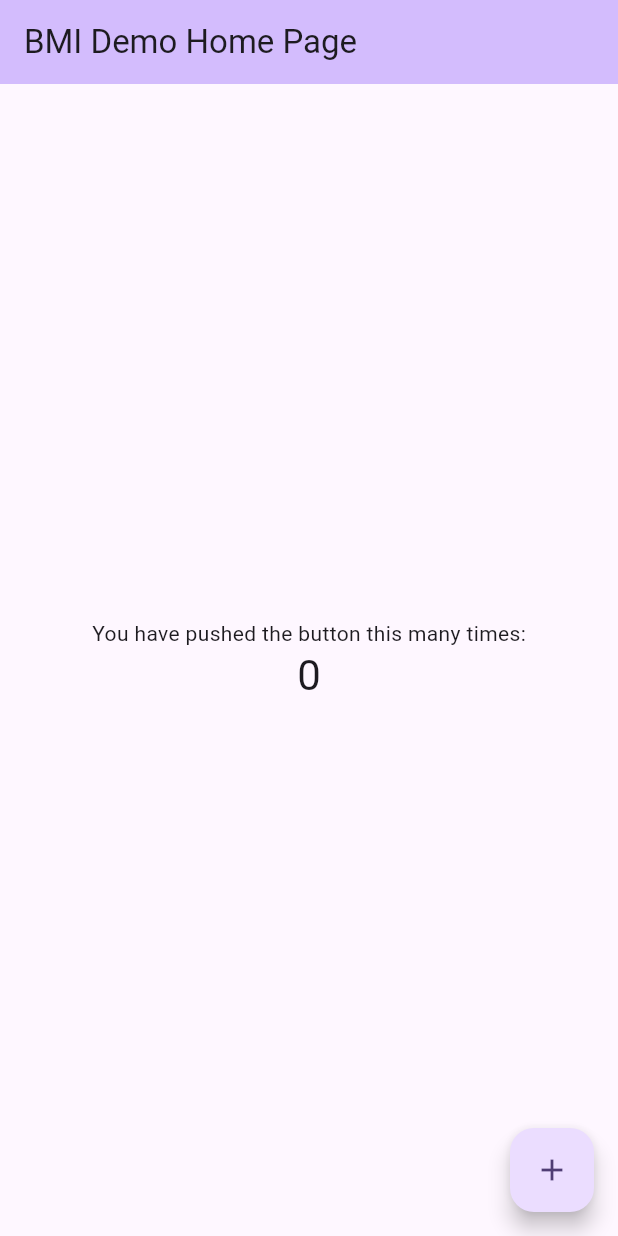
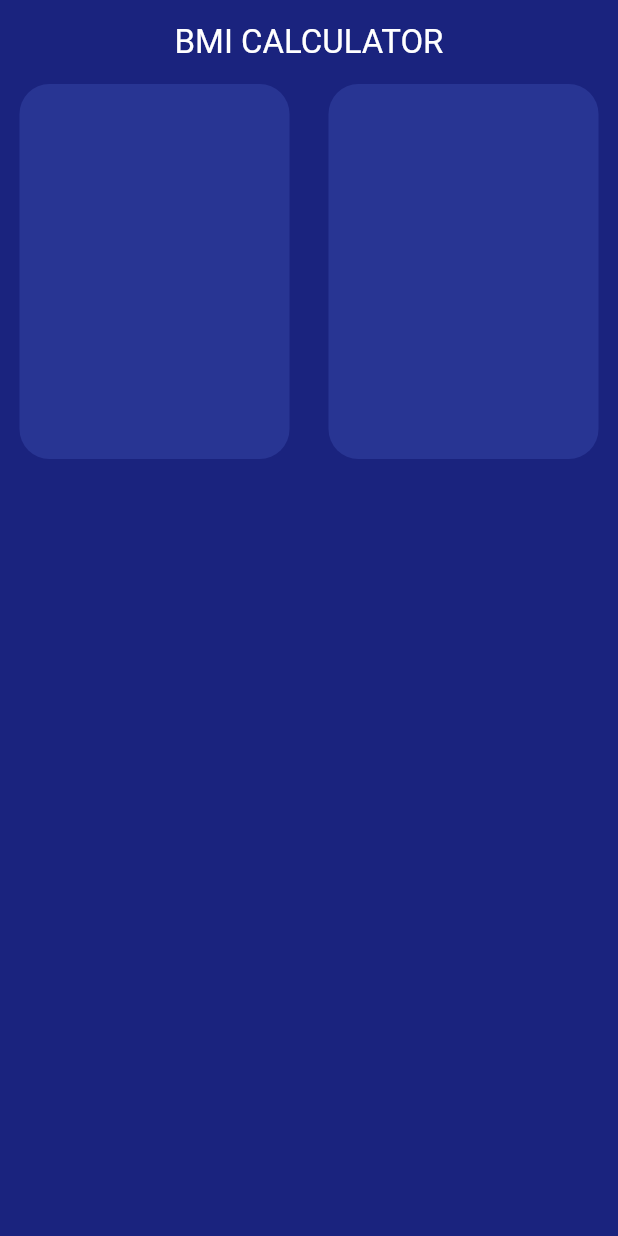
Before and after one commit to kareem-nehad/bmi_amit, a Flutter app: the screen it shows after launch, on a phone screen of 412 x 824 dp. Run offline on Flutter 3.47's test engine with Material 3 defaults, Android fonts, the phone set to English and light mode, and no system bars.

Commit message:
Started Calculator Page

```diff
--- /dev/null
+++ b/lib/calculator_page.dart
@@ -0,0 +1,48 @@
+import 'package:flutter/material.dart';
+
+class CalculatorPage extends StatelessWidget {
+  const CalculatorPage({super.key});
+
+  @override
+  Widget build(BuildContext context) {
+    return Scaffold(
+      backgroundColor: Colors.indigo[900],
+      appBar: AppBar(
+        title: const Text(
+          'BMI CALCULATOR',
+          style: TextStyle(
+            color: Colors.white,
+          ),
+        ),
+        centerTitle: true,
+        backgroundColor: Colors.indigo[900],
+      ),
+      body: Column(
+        mainAxisAlignment: MainAxisAlignment.start,
+        children: [
+          Row(
+            mainAxisAlignment: MainAxisAlignment.spaceAround,
+            children: [
+              Container(
+                height: 250,
+                width: 180,
+                decoration: BoxDecoration(
+                    color: Colors.indigo[800],
+                  borderRadius: BorderRadius.circular(20)
+                ),
+              ),
+              Container(
+                height: 250,
+                width: 180,
+                decoration: BoxDecoration(
+                    color: Colors.indigo[800],
+                    borderRadius: BorderRadius.circular(20)
+                ),
+              ),
+            ],
+          )
+        ],
+      ),
+    );
+  }
+}
--- a/lib/main.dart
+++ b/lib/main.dart
@@ -1,125 +1,25 @@
+import 'package:bmi_amit/calculator_page.dart';
 import 'package:flutter/material.dart';
 
 void main() {
-  runApp(const MyApp());
+  runApp(const BMIApp());
 }
 
-class MyApp extends StatelessWidget {
-  const MyApp({super.key});
+class BMIApp extends StatelessWidget {
+  const BMIApp({super.key});
 
-  // This widget is the root of your application.
   @override
   Widget build(BuildContext context) {
     return MaterialApp(
-      title: 'BMI Demo',
+      title: 'BMI App',
       theme: ThemeData(
-        // This is the theme of your application.
-        //
-        // TRY THIS: Try running your application with "flutter run". You'll see
-        // the application has a purple toolbar. Then, without quitting the app,
-        // try changing the seedColor in the colorScheme below to Colors.green
-        // and then invoke "hot reload" (save your changes or press the "hot
-        // reload" button in a Flutter-supported IDE, or press "r" if you used
-        // the command line to start the app).
-        //
-        // Notice that the counter didn't reset back to zero; the application
-        // state is not lost during the reload. To reset the state, use hot
-        // restart instead.
-        //
-        // This works for code too, not just values: Most code changes can be
-        // tested with just a hot reload.
         colorScheme: ColorScheme.fromSeed(seedColor: Colors.deepPurple),
         useMaterial3: true,
       ),
-      home: const MyHomePage(title: 'BMI Demo Home Page'),
+      initialRoute: '/',
+      routes: {
+        '/' : (context) => CalculatorPage(),
+      },
     );
   }
 }
-
-class MyHomePage extends StatefulWidget {
-  const MyHomePage({super.key, required this.title});
-
-  // This widget is the home page of your application. It is stateful, meaning
-  // that it has a State object (defined below) that contains fields that affect
-  // how it looks.
-
-  // This class is the configuration for the state. It holds the values (in this
-  // case the title) provided by the parent (in this case the App widget) and
-  // used by the build method of the State. Fields in a Widget subclass are
-  // always marked "final".
-
-  final String title;
-
-  @override
-  State<MyHomePage> createState() => _MyHomePageState();
-}
-
-class _MyHomePageState extends State<MyHomePage> {
-  int _counter = 0;
-
-  void _incrementCounter() {
-    setState(() {
-      // This call to setState tells the Flutter framework that something has
-      // changed in this State, which causes it to rerun the build method below
-      // so that the display can reflect the updated values. If we changed
-      // _counter without calling setState(), then the build method would not be
-      // called again, and so nothing would appear to happen.
-      _counter++;
-    });
-  }
-
-  @override
-  Widget build(BuildContext context) {
-    // This method is rerun every time setState is called, for instance as done
-    // by the _incrementCounter method above.
-    //
-    // The Flutter framework has been optimized to make rerunning build methods
-    // fast, so that you can just rebuild anything that needs updating rather
-    // than having to individually change instances of widgets.
-    return Scaffold(
-      appBar: AppBar(
-        // TRY THIS: Try changing the color here to a specific color (to
-        // Colors.amber, perhaps?) and trigger a hot reload to see the AppBar
-        // change color while the other colors stay the same.
-        backgroundColor: Theme.of(context).colorScheme.inversePrimary,
-        // Here we take the value from the MyHomePage object that was created by
-        // the App.build method, and use it to set our appbar title.
-        title: Text(widget.title),
-      ),
-      body: Center(
-        // Center is a layout widget. It takes a single child and positions it
-        // in the middle of the parent.
-        child: Column(
-          // Column is also a layout widget. It takes a list of children and
-          // arranges them vertically. By default, it sizes itself to fit its
-          // children horizontally, and tries to be as tall as its parent.
-          //
-          // Column has various properties to control how it sizes itself and
-          // how it positions its children. Here we use mainAxisAlignment to
-          // center the children vertically; the main axis here is the vertical
-          // axis because Columns are vertical (the cross axis would be
-          // horizontal).
-          //
-          // TRY THIS: Invoke "debug painting" (choose the "Toggle Debug Paint"
-          // action in the IDE, or press "p" in the console), to see the
-          // wireframe for each widget.
-          mainAxisAlignment: MainAxisAlignment.center,
-          children: <Widget>[
-            const Text(
-              'You have pushed the button this many times:',
-            ),
-            Text(
-              '$_counter',
-              style: Theme.of(context).textTheme.headlineMedium,
-            ),
-          ],
-        ),
-      ),
-      floatingActionButton: FloatingActionButton(
-        onPressed: _incrementCounter,
-        tooltip: 'Increment',
-        child: const Icon(Icons.add),
-      ), // This trailing comma makes auto-formatting nicer for build methods.
-    );
-  }
-}
```
Also changed, not shown: 1 other file.
